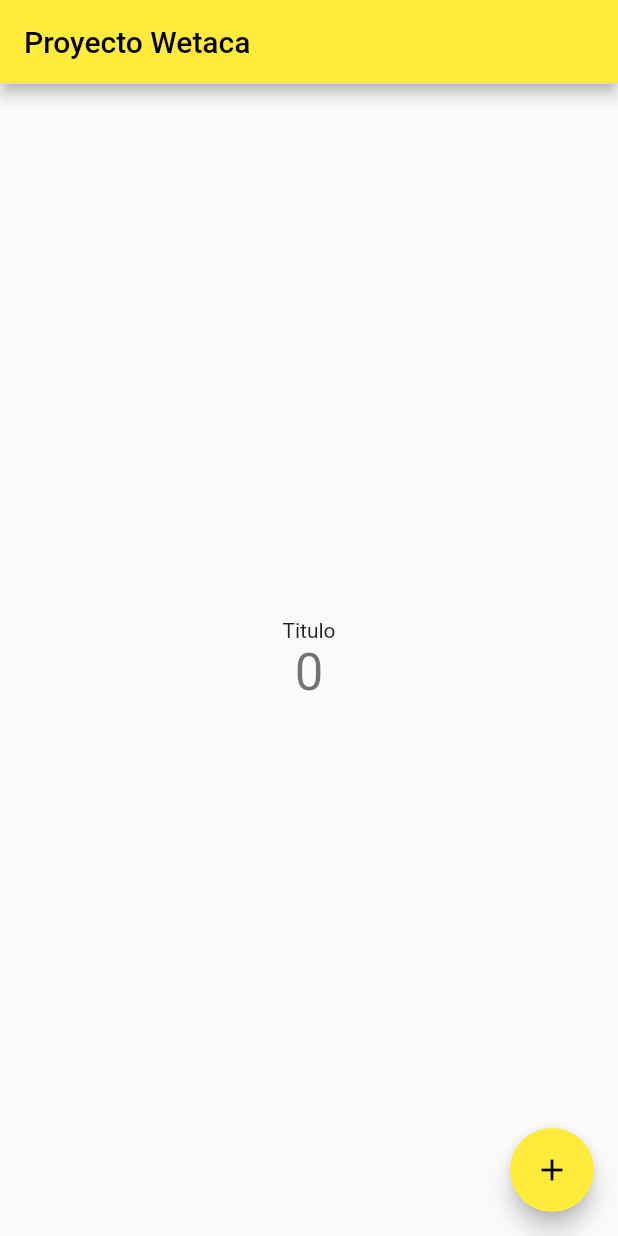
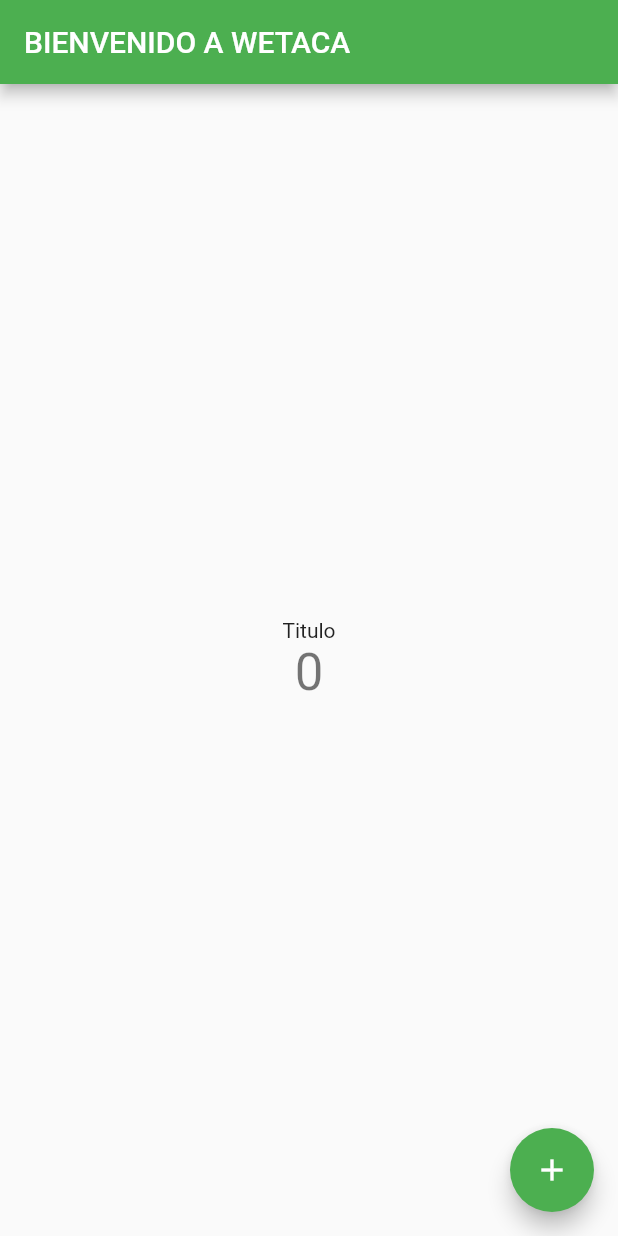
Before and after one commit to jmluna1609/proyecto_wetaca, a Flutter app: the screen it shows after launch, on a phone screen of 412 x 824 dp. Run offline on Flutter 3.47's test engine with Material 2 defaults, Android fonts, the phone set to English and light mode, and no system bars.

Commit message:
Haciendo pruebas

```diff
--- a/wetaca/lib/main.dart
+++ b/wetaca/lib/main.dart
@@ -11,20 +11,11 @@ class MyApp extends StatelessWidget {
   @override
   Widget build(BuildContext context) {
     return MaterialApp(
-      title: 'Proyecto Wetaca',
+      title: 'proyecto wetaca',
       theme: ThemeData(
-        // This is the theme of your application.
-        //
-        // Try running your application with "flutter run". You'll see the
-        // application has a blue toolbar. Then, without quitting the app, try
-        // changing the primarySwatch below to Colors.green and then invoke
-        // "hot reload" (press "r" in the console where you ran "flutter run",
-        // or simply save your changes to "hot reload" in a Flutter IDE).
-        // Notice that the counter didn't reset back to zero; the application
-        // is not restarted.
-        primarySwatch: Colors.yellow,
+        primarySwatch: Colors.green,
       ),
-      home: const MyHomePage(title: 'Proyecto Wetaca'),
+      home: const MyHomePage(title: 'BIENVENIDO A WETACA'),
     );
   }
 }
@@ -38,9 +29,11 @@ class MyHomePage extends StatefulWidget {
   State<MyHomePage> createState() => _MyHomePageState();
 }
 
+// clase que contiene el estado de la aplicación
 class _MyHomePageState extends State<MyHomePage> {
   int _counter = 0;
 
+// Funcion para incrementar el contador
   void _incrementCounter() {
     setState(() {
       // This call to setState tells the Flutter framework that something has
```
Also changed, not shown: wetaca/lib/cubit_clientes/clientes_cubit.dart (deleted, +0 -8 lines), wetaca/lib/cubit_clientes/clientes_state.dart (deleted, +0 -7 lines).
